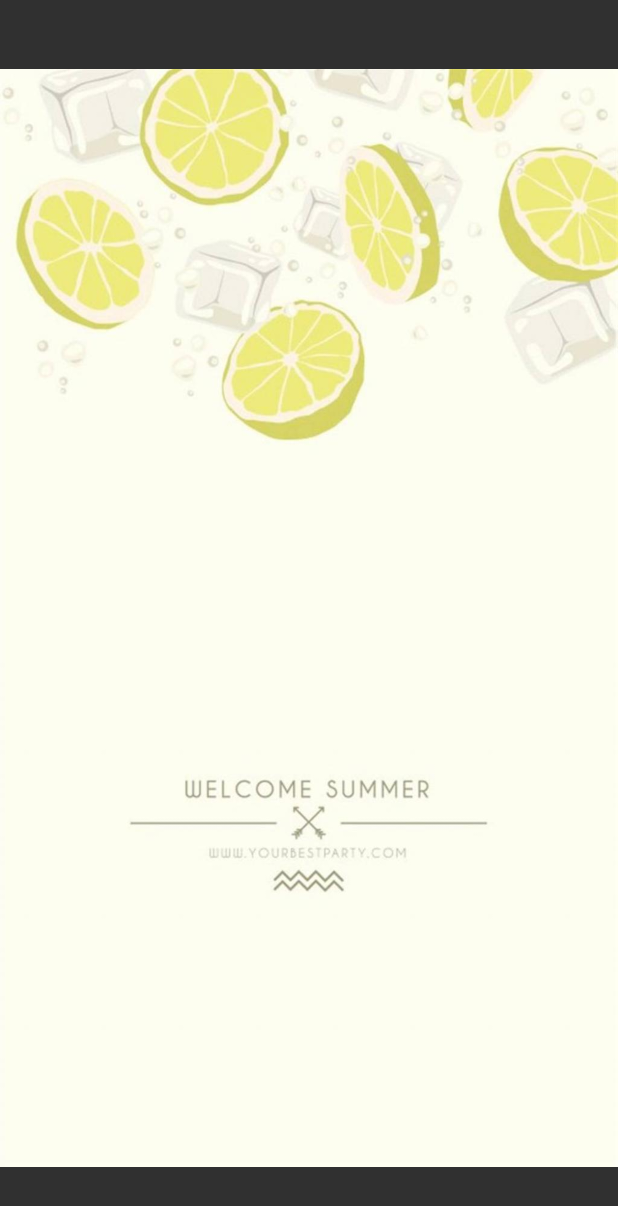
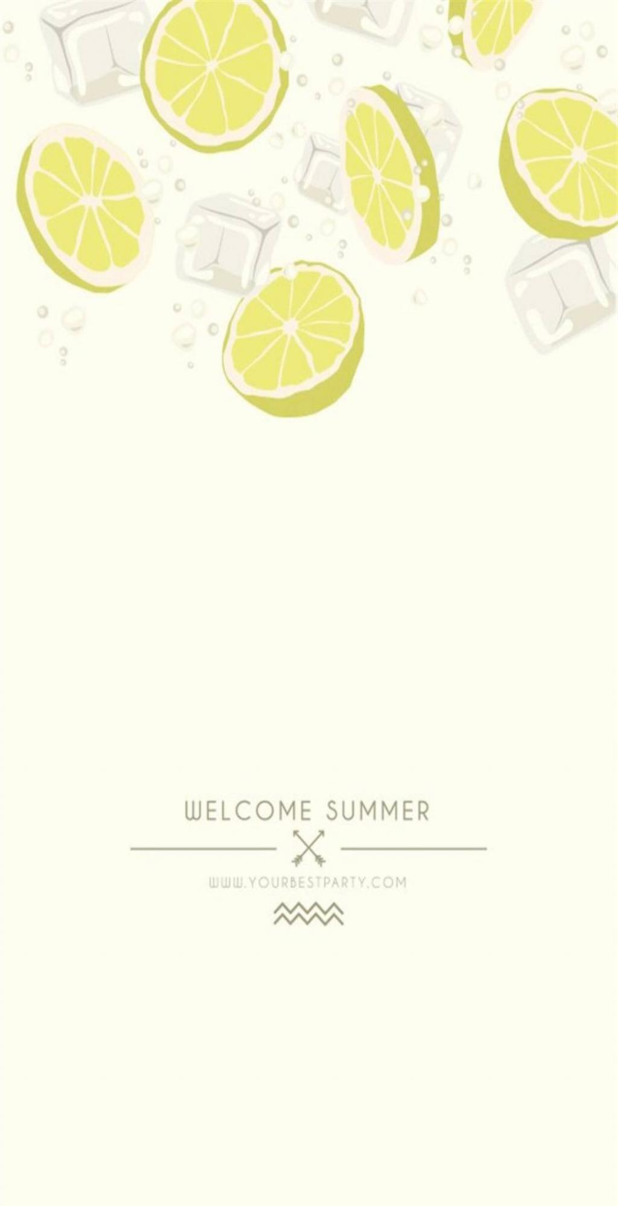
Before and after one commit to cckawaii0808/CCPLAY, an Android app: the screen it shows after launch (MainActivity), on a phone screen of 412 x 824 dp. Shown: the top 1206 px of the screen. Run offline under Robolectric (Android 15) with nearby library versions, the phone set to English and light mode, and no system bars.

Commit message:
初始版本－設定好背景

```diff
--- a/app/src/main/res/layout/activity_main.xml
+++ b/app/src/main/res/layout/activity_main.xml
@@ -4,17 +4,5 @@
     xmlns:tools="http://schemas.android.com/tools"
     android:layout_width="match_parent"
     android:layout_height="match_parent"
-    tools:context=".MainActivity">
-
-    <ImageView
-        android:id="@+id/imageView2"
-        android:layout_width="wrap_content"
-        android:layout_height="wrap_content"
-        android:contentDescription="@string/todo"
-        app:layout_constraintEnd_toEndOf="parent"
-        app:layout_constraintHorizontal_bias="1.0"
-        app:layout_constraintStart_toStartOf="parent"
-        app:layout_constraintTop_toTopOf="parent"
-        app:srcCompat="@drawable/_cc0ec4e1902ce6043591f988d891ae0"
-        tools:ignore="ImageContrastCheck" />
-</androidx.constraintlayout.widget.ConstraintLayout>
+    android:foreground="@drawable/login_page_background"
+    tools:context=".MainActivity" />
--- a/app/src/main/res/values/themes.xml
+++ b/app/src/main/res/values/themes.xml
@@ -12,5 +12,8 @@
         <!-- Status bar color. -->
         <item name="android:statusBarColor" tools:targetApi="l">?attr/colorPrimaryVariant</item>
         <!-- Customize your theme here. -->
+        <item name="windowNoTitle">false</item>
+        <item name="windowActionBar">false</item>
+        <item name="android:windowFullscreen">true</item>
     </style>
 </resources>
```
Also changed, not shown: app/src/main/res/drawable/login_page_background.jpg (renamed from app/src/main/res/drawable-finger/_cc0ec4e1902ce6043591f988d891ae0.jpg).
